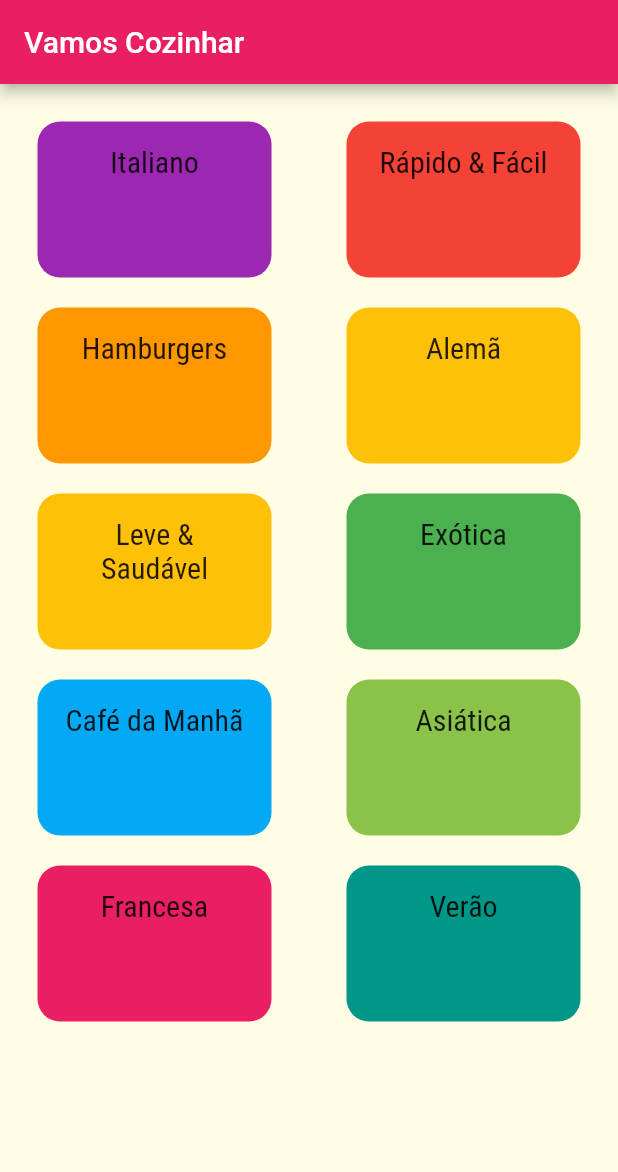
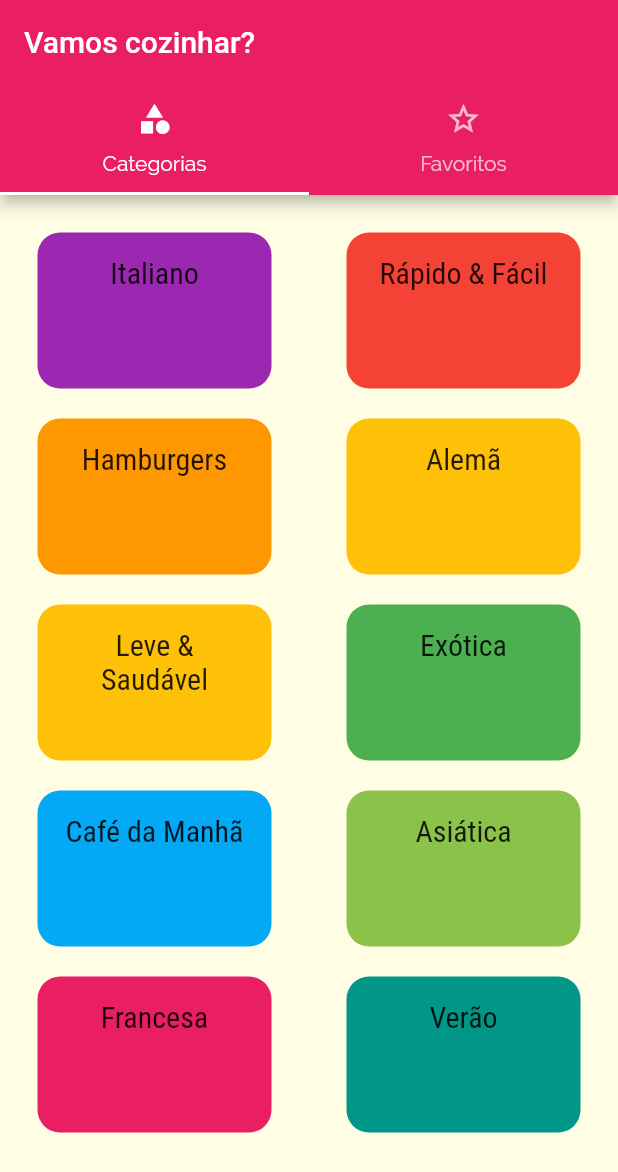
Before and after one commit to LuaDlc/dummy_data, a Flutter app: the screen it shows after launch, on a phone screen of 412 x 824 dp. Shown: the top 1172 px of the screen. Run offline on Flutter 3.47's test engine with Material 2 defaults, Android fonts, the phone set to English and light mode, and no system bars.

Commit message:
feature: tela de favoritos e tabBar

```diff
--- a/lib/main.dart
+++ b/lib/main.dart
@@ -1,6 +1,7 @@
 import 'package:dummy_data/pages/categories_meals_pages.dart';
 import 'package:dummy_data/pages/categories_pages.dart';
 import 'package:dummy_data/pages/meal_detail_screen.dart';
+import 'package:dummy_data/pages/tabs_pages.dart';
 import 'package:dummy_data/utils/app_routes.dart';
 import 'package:flutter/material.dart';
 
@@ -25,7 +26,7 @@ class MyApp extends StatelessWidget {
       //initialRoute: '/', esta é outra forma de carregar o componente inicial
       routes: {
         AppRoutes.home: (ctx) =>
-            const CategoriesPages(), // a barra / é uma forma de carregar o componente inicial do app
+            const TabsPages(), // a barra / é uma forma de carregar o componente inicial do app
         AppRoutes.categoryMeals: (_) => const CategoriesMealsPages(),
         AppRoutes.mealDetailScreen: (_) => const MealDetailScreen(),
       },
--- a/lib/pages/categories_pages.dart
+++ b/lib/pages/categories_pages.dart
@@ -9,9 +9,7 @@ class CategoriesPages extends StatelessWidget {
 
   @override
   Widget build(BuildContext context) {
-    return Scaffold(
-      appBar: AppBar(title: const Text('Vamos Cozinhar')),
-      body: GridView(
+    return GridView(
       padding: const EdgeInsets.all(25),
       reverse: false,
       gridDelegate: const SliverGridDelegateWithMaxCrossAxisExtent(
@@ -24,7 +22,6 @@ class CategoriesPages extends StatelessWidget {
           category: cat,
         );
       }).toList(),
-      ),
     );
   }
 }
--- /dev/null
+++ b/lib/pages/favorite_pages.dart
@@ -0,0 +1,12 @@
+import 'package:flutter/material.dart';
+
+class FavoritePages extends StatelessWidget {
+  const FavoritePages({super.key});
+
+  @override
+  Widget build(BuildContext context) {
+    return const Center(
+      child: Text('MInhas refeicoes favoritas'),
+    );
+  }
+}
--- /dev/null
+++ b/lib/pages/tabs_pages.dart
@@ -0,0 +1,35 @@
+import 'package:dummy_data/pages/categories_pages.dart';
+import 'package:dummy_data/pages/favorite_pages.dart';
+import 'package:flutter/material.dart';
+
+class TabsPages extends StatelessWidget {
+  const TabsPages({super.key});
+
+  @override
+  Widget build(BuildContext context) {
+    return DefaultTabController(
+      length: 2,
+      child: Scaffold(
+        appBar: AppBar(
+          title: const Text('Vamos cozinhar?'),
+          bottom: const TabBar(
+            tabs: [
+              Tab(
+                icon: Icon(
+                  Icons.category,
+                ),
+                text: 'Categorias',
+              ),
+              Tab(
+                icon: Icon(Icons.star_border_outlined),
+                text: 'Favoritos',
+              )
+            ],
+          ),
+        ),
+        body: const TabBarView(
+            children: [CategoriesPages(), FavoritePages()]), //2 aba
+      ),
+    );
+  }
+}
```
Lines whose indentation alone changed are shown as unchanged.
